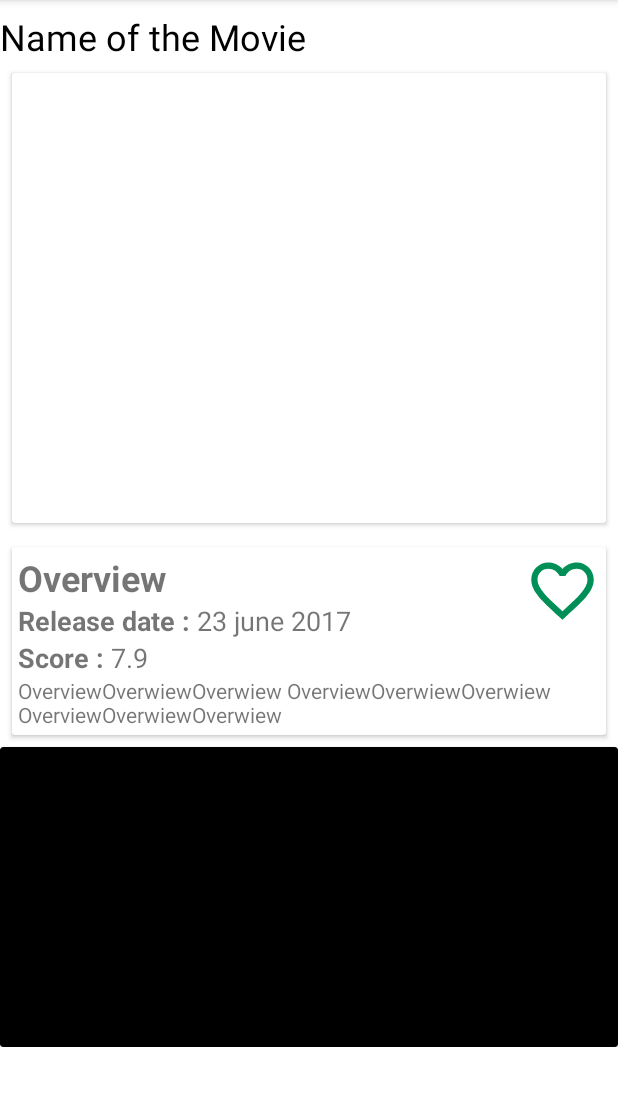
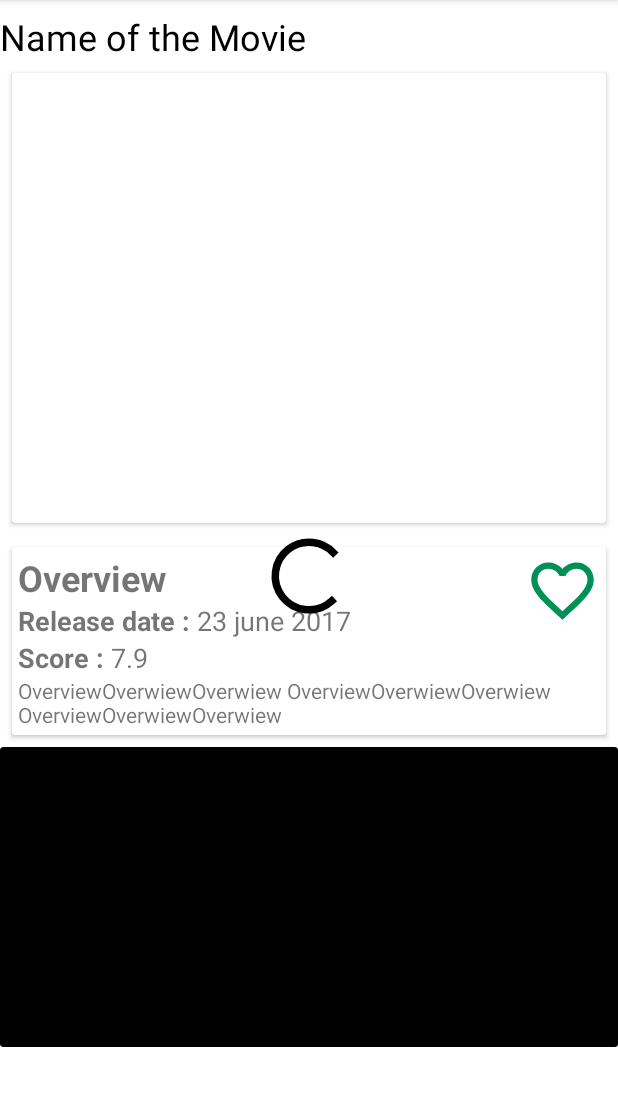
Before and after one commit to darkhankz/Pagination-library-3, an Android app: the DetailFragment screen opened through its navigation route, on a phone screen of 412 x 824 dp, the part 84-1190 px from its top. Run offline under Robolectric (Android 15) with nearby library versions, the phone set to English and light mode, and no system bars; our stand-ins replace Room's generated code, paging; pictures from the network do not load.

```diff
--- a/app/src/main/java/com/movies/pagination_library_3/viewModel/FavoriteViewModel.kt
+++ b/app/src/main/java/com/movies/pagination_library_3/viewModel/FavoriteViewModel.kt
@@ -1,7 +1,6 @@
 package com.movies.pagination_library_3.viewModel
 
 import android.util.Log
-import android.widget.Toast
 import androidx.lifecycle.LiveData
 import androidx.lifecycle.MutableLiveData
 import androidx.lifecycle.ViewModel
@@ -13,8 +12,7 @@ import com.movies.pagination_library_3.model.repository.MainRepositoryImpl
 import com.movies.pagination_library_3.moviesRoomImpl
 import kotlinx.coroutines.Dispatchers
 import kotlinx.coroutines.launch
-import retrofit2.HttpException
-import java.io.IOException
+
 
 class FavoriteViewModel : ViewModel() {
     private val _movieTrailersLiveData = MutableLiveData<List<TrailersResult>>()
@@ -25,22 +23,30 @@ class FavoriteViewModel : ViewModel() {
     private val _moviesDetails = MutableLiveData<MoviesDetailsData>()
     val moviesDetails: LiveData<MoviesDetailsData> = _moviesDetails
 
+    val errorMessage = MutableLiveData<String>()
+
+    private val _loading = MutableLiveData<Boolean>()
+    val loading: LiveData<Boolean> get() = _loading
+
+
     fun getAllMovies(): LiveData<List<MoviesDetailsData>> {
         return moviesRoomImpl.allMovies
     }
 
     fun getMoviesDetails(movieId: Int) {
+        _loading.value = true
         viewModelScope.launch {
             try {
                 val response = mMainRepository.getMoviesDetails(movieId)
                 _moviesDetails.value = response.body()
             } catch (e: Exception) {
-                when (e) {
-
-                }
+                errorMessage.value = e.message
+            } finally {
+                _loading.value = false
             }
         }
     }
+
 
     fun insert(moviesData: MoviesDetailsData, onSuccess: () -> Unit) =
         viewModelScope.launch(Dispatchers.IO) {
--- a/app/src/main/res/layout/fragment_detail.xml
+++ b/app/src/main/res/layout/fragment_detail.xml
@@ -161,4 +161,14 @@
 
     </ScrollView>
 
+    <ProgressBar
+        android:id="@+id/progressDialogDetailFragment"
+        android:layout_width="60dp"
+        android:layout_height="60dp"
+        app:layout_constraintTop_toTopOf="parent"
+        app:layout_constraintStart_toStartOf="parent"
+        app:layout_constraintEnd_toEndOf="parent"
+        android:indeterminateTint="@color/black"
+        app:layout_constraintBottom_toBottomOf="parent"/>
+
 </androidx.constraintlayout.widget.ConstraintLayout>
```
Also changed, not shown: app/src/main/java/com/movies/pagination_library_3/view/DetailFragment.kt (+11 -0 lines), app/src/main/java/com/movies/pagination_library_3/view/adapter/FavoriteAdapter.kt (+5 -3 lines).
